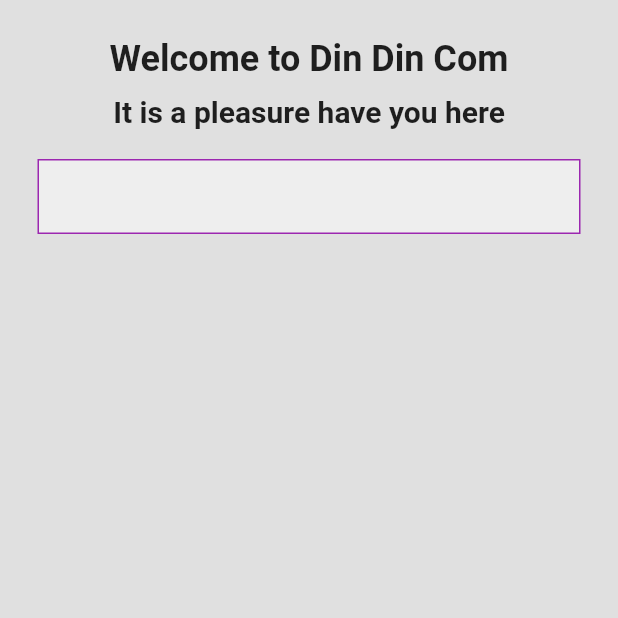
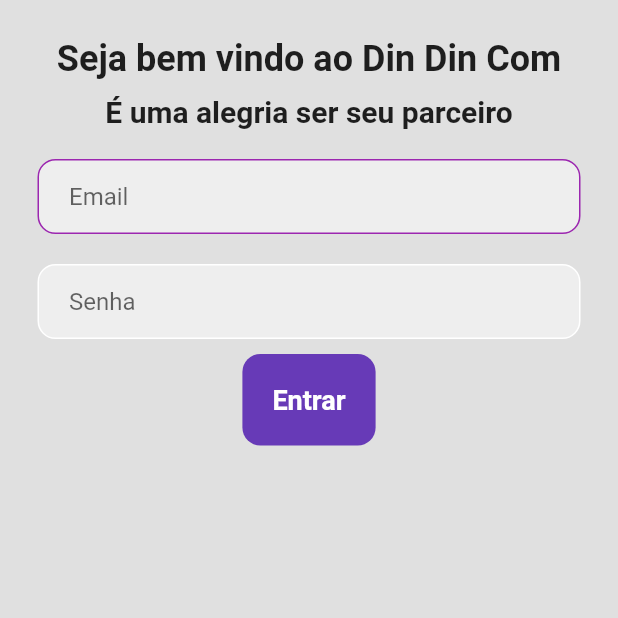
Before and after one commit to matheusfellipe/dindin_flutter, a Flutter app: the screen it shows after launch, on a phone screen of 412 x 824 dp, the top half of it. Run offline on Flutter 3.47's test engine with Material 2 defaults, Android fonts, the phone set to English and light mode, and no system bars.

Commit message:
implementing login page

```diff
--- a/lib/login_page.dart
+++ b/lib/login_page.dart
@@ -19,12 +19,12 @@ class _LoginPageState extends State<LoginPage> {
           child: Column(children: [
             SizedBox(height: 25),
             Text(
-              'Welcome to Din Din Com',
+              'Seja bem vindo ao Din Din Com',
               style: TextStyle(fontWeight: FontWeight.bold, fontSize: 24),
             ),
             SizedBox(height: 10),
             Text(
-              'It is a pleasure have you here',
+              'É uma alegria ser seu parceiro',
               style: TextStyle(fontWeight: FontWeight.bold, fontSize: 20),
             ),
             SizedBox(height: 20),
@@ -34,11 +34,56 @@ class _LoginPageState extends State<LoginPage> {
                 decoration: BoxDecoration(
                   color: Colors.grey[200],
                   border: Border.all(color: Colors.purple),
+                  borderRadius: BorderRadius.circular(12),
                   ),
-                child: TextField(
-                  decoration: InputDecoration(
-                    border: InputBorder.none,
+                child: Padding(
+                  padding: const EdgeInsets.only(left: 20.0),
+                  child: TextField(
+                    decoration: InputDecoration(
+                      border: InputBorder.none,
+                      hintText: 'Email',
+                    ),
                   ),
+                ),
+              ),
+            ),
+             SizedBox(height: 20),
+            Padding(
+              padding: const EdgeInsets.symmetric(horizontal: 25.0),
+              child: Container(
+                decoration: BoxDecoration(
+                  color: Colors.grey[200],
+                  border: Border.all(color: Colors.white),
+                  borderRadius: BorderRadius.circular(12),
+                  ),
+
+                child: Padding(
+                  padding: const EdgeInsets.only(left: 20.0),
+                  child: TextField(
+                    obscureText: true,
+                    decoration: InputDecoration(
+                      border: InputBorder.none,
+                      hintText: 'Senha',
+                    ),
+                  ),
+                ),
+              ),
+            ),
+
+            SizedBox(height: 10),
+
+            Padding(
+              padding: const EdgeInsets.symmetric(horizontal:25.0),
+              child: Container(
+                padding: EdgeInsets.all(20),
+                decoration: BoxDecoration(color: Colors.deepPurple,
+                borderRadius: BorderRadius.circular(12)
+                ),
+                child: Text('Entrar',
+                style: TextStyle(color: Colors.white,
+                fontWeight: FontWeight.bold,
+                fontSize: 18
+                ),
                 ),
               ),
             ),
```
